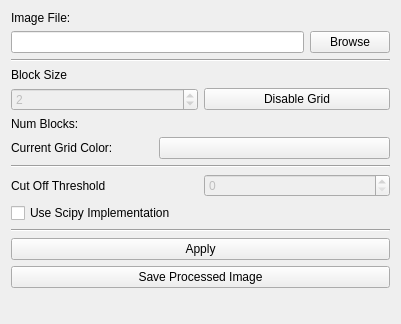
Before: the Qt Designer form ui/MenuWidget.ui in koalas11/mcs-project-2, drawn with Qt 5.
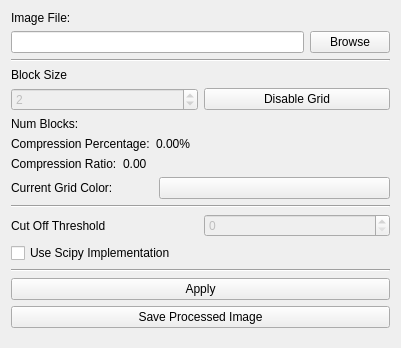
After: the same form once the commit is applied.

Commit message: docs: small adjustment and added compression ratio

What changed in the file:
```diff
--- a/ui/MenuWidget.ui
+++ b/ui/MenuWidget.ui
@@ -7,7 +7,7 @@
     <x>0</x>
     <y>0</y>
     <width>401</width>
-    <height>324</height>
+    <height>348</height>
    </rect>
   </property>
   <property name="windowTitle">
@@ -112,6 +112,60 @@
      </item>
     </layout>
    </item>
+   <item>
+    <layout class="QHBoxLayout" name="CompressionPercLayout">
+     <property name="topMargin">
+      <number>0</number>
+     </property>
+     <item>
+      <widget class="QLabel" name="CompressionPercLabel">
+       <property name="sizePolicy">
+        <sizepolicy hsizetype="Maximum" vsizetype="Preferred">
+         <horstretch>0</horstretch>
+         <verstretch>0</verstretch>
+        </sizepolicy>
+       </property>
+       <property name="text">
+        <string>Compression Percentage:</string>
+       </property>
+      </widget>
+     </item>
+     <item>
+      <widget class="QLabel" name="CompressionPercValue">
+       <property name="text">
+        <string>0.00%</string>
+       </property>
+      </widget>
+     </item>
+    </layout>
+   </item>
+   <item>
+    <layout class="QHBoxLayout" name="CompressionRatioLayout">
+     <property name="topMargin">
+      <number>0</number>
+     </property>
+     <item>
+      <widget class="QLabel" name="CompressionRatioLabel">
+       <property name="sizePolicy">
+        <sizepolicy hsizetype="Maximum" vsizetype="Preferred">
+         <horstretch>0</horstretch>
+         <verstretch>0</verstretch>
+        </sizepolicy>
+       </property>
+       <property name="text">
+        <string>Compression Ratio:</string>
+       </property>
+      </widget>
+     </item>
+     <item>
+      <widget class="QLabel" name="CompressionRatioValue">
+       <property name="text">
+        <string>0.00</string>
+       </property>
+      </widget>
+     </item>
+    </layout>
+   </item>
    <item>
     <layout class="QHBoxLayout" name="GridColorLayout">
      <property name="topMargin">
```
The commit also changes 7 other files.
